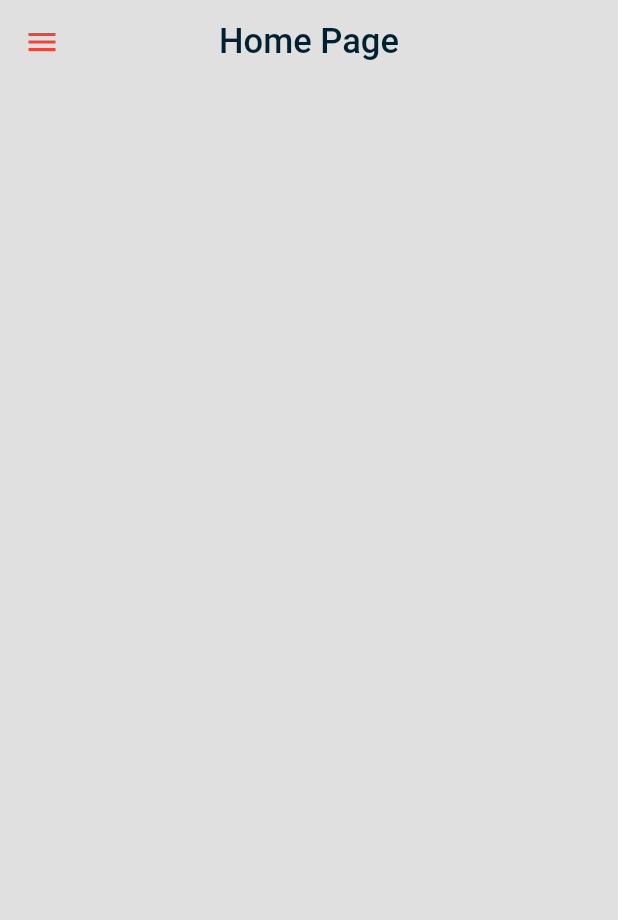
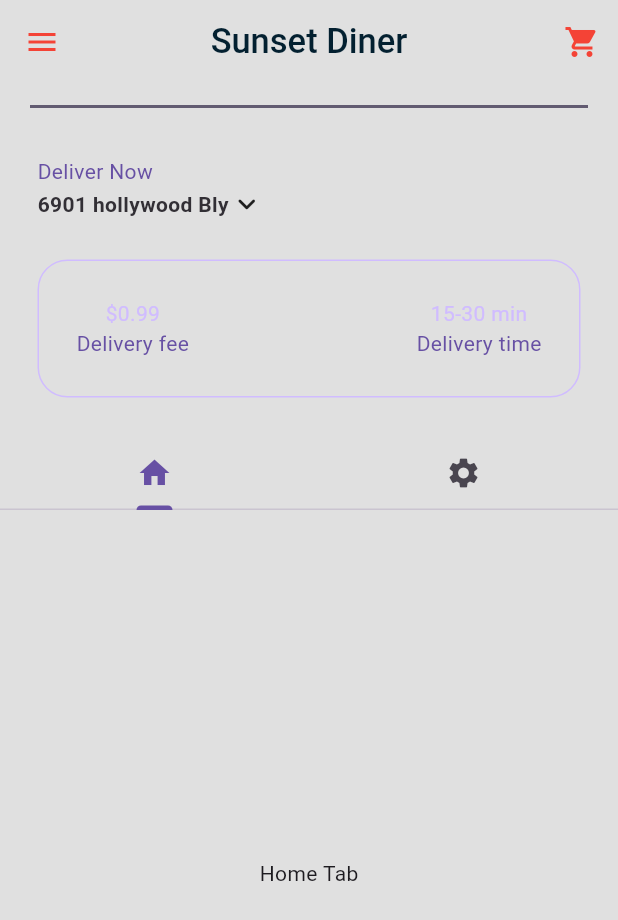
Before and after one commit to MJJP1364/Food_Delivery, a Flutter app: the screen it shows after launch, after a tap on "Home Page", on a phone screen of 412 x 824 dp. Shown: the top 920 px of the screen. Run offline on Flutter 3.47's test engine with Material 2 defaults, Android fonts, the phone set to English and light mode, and no system bars; our stand-ins replace animated_text_kit, flutter_dotenv, get, get_storage, supabase_flutter; accounts and stored records are empty; Roboto replaces fonts that are missing (ComicNeue).

Commit message:
add sliverbar and tab bar

```diff
--- a/lib/auth/loginPage.dart
+++ b/lib/auth/loginPage.dart
@@ -4,8 +4,6 @@ import 'package:food_delivery/screens/home_page.dart';
 import 'package:food_delivery/widgets/animated_text.dart';
 import 'package:food_delivery/widgets/input_text.dart';
 import 'package:get/get.dart';
-import '../Themes/custom_theme.dart';
-import '../Themes/theme_controller.dart';
 import '../widgets/myButton.dart';
 import 'auth_controller.dart';
 
@@ -14,7 +12,6 @@ class LoginPage extends StatelessWidget {
 
   @override
   Widget build(BuildContext context) {
-    final controller = Get.put(ThemeController());
     final authController = Get.put(AuthController());
     final formKey = GlobalKey<FormState>();
 
@@ -25,17 +22,6 @@ class LoginPage extends StatelessWidget {
           ElevatedButton(
               onPressed: () => Get.to(() => const HomePage()),
               child: const Text('Home Page')),
-          Obx(() {
-            return Switch(
-              value: controller.theme.value,
-              onChanged: (value) {
-                controller.switchTheme();
-                Get.changeThemeMode(controller.currentTheme.value);
-              },
-              activeColor: CustomTheme.white,
-            );
-          }),
-          const SizedBox(width: 10),
         ],
       ),
       body: Form(
@@ -76,12 +62,10 @@ class LoginPage extends StatelessWidget {
                       hint: 'Enter Password',
                       controller: authController.passwordController,
                       lable: 'password',
-
                       icon: Icons.password_rounded,
-                      obsecured: authController.sufixIcon.value,
-                      onTap: authController.sufixIconMethod,
-                      // ignore: unrelated_type_equality_checks
-                      sufixe: authController.sufixIcon == false
+                      obsecured: authController.passwordSufixIcon.value,
+                      onTap: authController.passwordSufixIconMethod,
+                      sufixe: authController.passwordSufixIcon.value == false
                           ? Icons.remove_red_eye
                           : Icons.remove_red_eye_outlined,
                     );
--- a/lib/main.dart
+++ b/lib/main.dart
@@ -1,4 +1,5 @@
 import 'package:flutter/material.dart';
+import 'package:flutter/services.dart';
 import 'package:flutter_dotenv/flutter_dotenv.dart';
 import 'package:get/get.dart';
 import 'package:get_storage/get_storage.dart';
@@ -9,6 +10,11 @@ import 'auth/auth_page.dart';
 
 void main() async {
   WidgetsFlutterBinding.ensureInitialized();
+
+  SystemChrome.setSystemUIOverlayStyle(const SystemUiOverlayStyle(
+    statusBarColor: Colors.transparent,
+  ));
+
   await dotenv.load();
   String supabaseUrl = dotenv.env['SUPABASE_URL'] ?? '';
   String supabaseKey = dotenv.env['SUPABASE_KEY'] ?? '';
--- a/lib/screens/home_page.dart
+++ b/lib/screens/home_page.dart
@@ -1,7 +1,14 @@
 import 'package:flutter/material.dart';
+import 'package:flutter/services.dart';
 import 'package:food_delivery/controllers/home_controller.dart';
+import 'package:food_delivery/widgets/mySliverAppbar.dart';
+import 'package:food_delivery/widgets/my_current_location.dart';
+import 'package:food_delivery/widgets/my_description_box.dart';
+import 'package:food_delivery/widgets/HomeTabBar/my_tabBar.dart';
 import 'package:get/get.dart';
-
+import '../widgets/HomeTabBar/home_tabBar.dart';
+import '../widgets/HomeTabBar/setting_tabBar.dart';
+import '../widgets/HomeTabBar/tab_controller.dart';
 import '../widgets/my_drawer.dart';
 
 class HomePage extends StatelessWidget {
@@ -10,13 +17,44 @@ class HomePage extends StatelessWidget {
   @override
   Widget build(BuildContext context) {
     final controller = Get.put(Homecontroller());
+    final MyTabController tabx = Get.put(MyTabController());
+
+    SystemChrome.setSystemUIOverlayStyle(const SystemUiOverlayStyle(
+      statusBarColor: Colors.transparent,
+    ));
 
     return Scaffold(
-      appBar: AppBar(
-        title: const Text('Home Page'),
-        centerTitle: true,
-      ),
       drawer: const MyDrawer(),
+      body: NestedScrollView(
+          headerSliverBuilder: (context, innerBoxIsScrolled) => [
+                MySliverAppbar(
+                  title1: const Text('Sunset Diner'),
+                  title: const MyTabBar(),
+                  child: Column(
+                    mainAxisAlignment: MainAxisAlignment.end,
+                    children: [
+                      Divider(
+                        endIndent: 20,
+                        indent: 20,
+                        thickness: 2,
+                        color: Theme.of(context).colorScheme.secondary,
+                      ),
+                      // my current location
+                      const MyCurrentLocation(),
+
+                      // description box
+                      const MyDescriptionBox(),
+                    ],
+                  ),
+                ),
+              ],
+          body: TabBarView(
+            controller: tabx.controller,
+            children: [
+              HomeTab(),
+              SettingTab(),
+            ],
+          )),
     );
   }
 }
--- /dev/null
+++ b/lib/widgets/HomeTabBar/home_tabBar.dart
@@ -0,0 +1,12 @@
+import 'package:flutter/material.dart';
+
+class HomeTab extends StatelessWidget {
+  const HomeTab({super.key});
+
+  @override
+  Widget build(BuildContext context) {
+    return const Center(
+      child: Text('Home Tab'),
+    );
+  }
+}
--- /dev/null
+++ b/lib/widgets/HomeTabBar/my_tabBar.dart
@@ -0,0 +1,24 @@
+import 'package:flutter/material.dart';
+import 'package:food_delivery/widgets/HomeTabBar/tab_controller.dart';
+import 'package:get/get.dart';
+
+class MyTabBar extends StatelessWidget {
+  const MyTabBar({
+    super.key,
+  });
+
+  @override
+  Widget build(BuildContext context) {
+    final MyTabController _tabx = Get.put(MyTabController());
+
+    return TabBar(
+      controller: _tabx.controller,
+      tabs: const [
+        Tab(child: Icon(Icons.home)),
+
+        // 2nd tab
+        Tab(child: Icon(Icons.settings)),
+      ],
+    );
+  }
+}
--- /dev/null
+++ b/lib/widgets/HomeTabBar/tab_controller.dart
@@ -0,0 +1,23 @@
+import 'package:flutter/material.dart';
+import 'package:get/get.dart';
+
+class MyTabController extends GetxController
+    with GetSingleTickerProviderStateMixin {
+  late TabController controller;
+
+  @override
+  void onInit() {
+    super.onInit();
+    controller = TabController(
+      animationDuration: const Duration(milliseconds: 900),
+      vsync: this,
+      length: 2,
+    );
+  }
+
+  @override
+  void onClose() {
+    controller.dispose();
+    super.onClose();
+  }
+}
--- /dev/null
+++ b/lib/widgets/mySliverAppbar.dart
@@ -0,0 +1,41 @@
+import 'package:flutter/material.dart';
+
+class MySliverAppbar extends StatelessWidget {
+  const MySliverAppbar({
+    super.key,
+    this.child,
+    required this.title,
+    required this.title1,
+  });
+  final Widget? child;
+  final Widget title1;
+  final Widget title;
+
+  @override
+  Widget build(BuildContext context) {
+    return SliverAppBar(
+      // automaticallyImplyLeading: false,
+
+      actions: [
+        IconButton(onPressed: () {}, icon: const Icon(Icons.shopping_cart))
+      ],
+      expandedHeight: 340,
+      collapsedHeight: 80,
+      floating: false,
+      pinned: false,
+      title: title1,
+      // backgroundColor: Theme.of(context).colorScheme.background,
+      foregroundColor: Theme.of(context).colorScheme.inversePrimary,
+      flexibleSpace: FlexibleSpaceBar(
+        background: Padding(
+          padding: const EdgeInsets.only(bottom: 50),
+          child: child,
+        ),
+        title: title,
+        centerTitle: true,
+        titlePadding: const EdgeInsets.only(left: 0, right: 0, top: 0),
+        expandedTitleScale: 1,
+      ),
+    );
+  }
+}
--- /dev/null
+++ b/lib/widgets/my_current_location.dart
@@ -0,0 +1,64 @@
+import 'package:flutter/material.dart';
+import 'package:get/get.dart';
+
+class MyCurrentLocation extends StatelessWidget {
+  const MyCurrentLocation({super.key});
+
+  @override
+  Widget build(BuildContext context) {
+    return Padding(
+      padding: const EdgeInsets.all(25.0),
+      child: Column(
+        crossAxisAlignment: CrossAxisAlignment.start,
+        children: [
+          Text(
+            'Deliver Now',
+            style: TextStyle(color: Theme.of(context).colorScheme.primary),
+          ),
+          GestureDetector(
+            onTap: () => openLocationSearchBox(context),
+            child: Row(
+              children: [
+                // adress
+                Text(
+                  '6901 hollywood Bly',
+                  style: TextStyle(
+                      color: Theme.of(context).colorScheme.inverseSurface,
+                      fontWeight: FontWeight.bold),
+                ),
+
+                // drop down menu
+                const Icon(Icons.keyboard_arrow_down_rounded)
+              ],
+            ),
+          )
+        ],
+      ),
+    );
+  }
+
+  openLocationSearchBox(BuildContext context) {
+    showDialog(
+      context: context,
+      builder: (context) => AlertDialog(
+        shadowColor: Colors.red,
+        title: const Text('Your Location'),
+        content: const TextField(
+          decoration: InputDecoration(
+            hintText: 'Search Address',
+          ),
+        ),
+        actions: [
+          TextButton(
+            onPressed: () => Get.back(),
+            child: const Text('Cancel'),
+          ),
+          TextButton(
+            onPressed: () {},
+            child: const Text('Save'),
+          ),
+        ],
+      ),
+    );
+  }
+}
--- /dev/null
+++ b/lib/widgets/my_description_box.dart
@@ -0,0 +1,55 @@
+import 'package:flutter/material.dart';
+
+class MyDescriptionBox extends StatelessWidget {
+  const MyDescriptionBox({super.key});
+
+  @override
+  Widget build(BuildContext context) {
+    var myPrimaryTextStyle =
+        TextStyle(color: Theme.of(context).colorScheme.inversePrimary);
+    var mySecondaryTextStyle =
+        TextStyle(color: Theme.of(context).colorScheme.primary);
+    return Container(
+      decoration: BoxDecoration(
+          border:
+              Border.all(color: Theme.of(context).colorScheme.inversePrimary),
+          borderRadius: const BorderRadius.all(Radius.circular(20))),
+      margin: const EdgeInsets.only(left: 25, right: 25, bottom: 25),
+      child: Padding(
+        padding: const EdgeInsets.all(25.0),
+        child: Row(
+          mainAxisAlignment: MainAxisAlignment.spaceBetween,
+          children: [
+            // Delivery fee
+            Column(
+              children: [
+                Text(
+                  '\$0.99',
+                  style: myPrimaryTextStyle,
+                ),
+                Text(
+                  'Delivery fee',
+                  style: mySecondaryTextStyle,
+                ),
+              ],
+            ),
+
+            // Delivery time
+            Column(
+              children: [
+                Text(
+                  '15-30 min',
+                  style: myPrimaryTextStyle,
+                ),
+                Text(
+                  'Delivery time',
+                  style: mySecondaryTextStyle,
+                ),
+              ],
+            )
+          ],
+        ),
+      ),
+    );
+  }
+}
```
Also changed, not shown: lib/auth/auth_controller.dart (+8 -3 lines), lib/auth/register_page.dart (+9 -10 lines), lib/controllers/home_controller.dart (+8 -1 lines), lib/screens/setting_page.dart (+52 -1 lines), lib/widgets/HomeTabBar/setting_tabBar.dart (added, +12 -0 lines).
